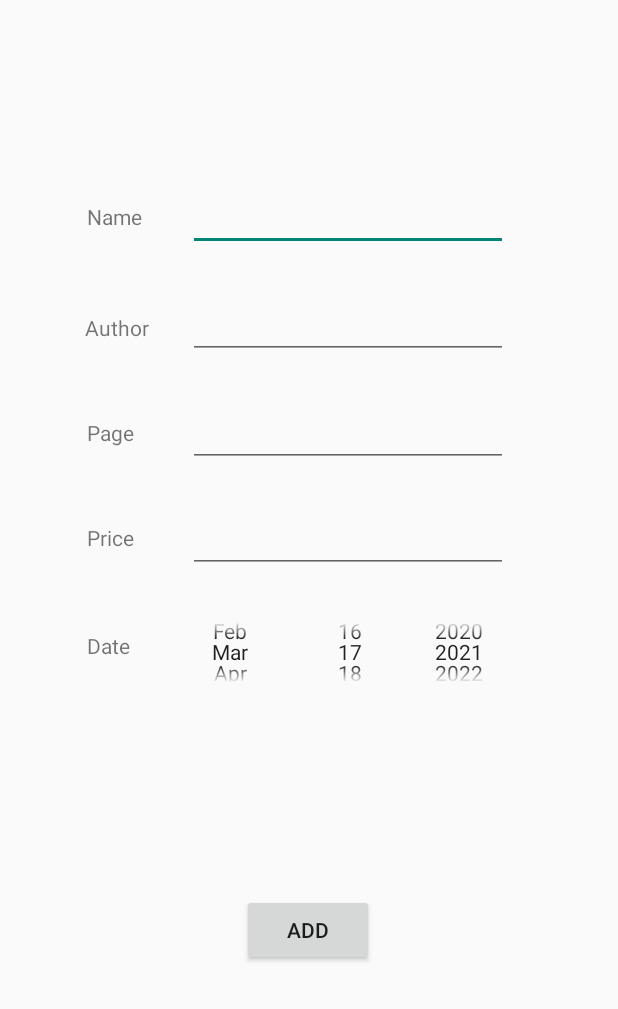
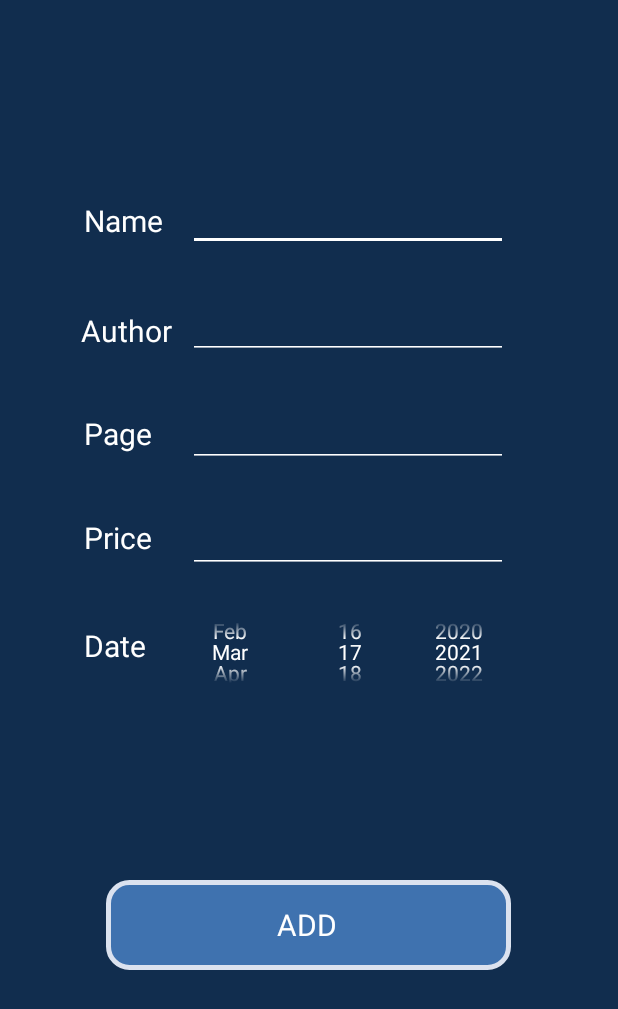
Before and after one commit to ibrahimyilgor/BookList, an Android app: the NewBookActivity screen opened directly, with no data from a screen before it, on a phone screen of 412 x 824 dp. Shown: the top 1009 px of the screen. Run offline under Robolectric (Android 15) with nearby library versions, the phone set to English and light mode, and no system bars; our stand-ins replace Firebase (no records; nobody signed in at launch, a user with empty details on screens opened directly).

Commit message:
new book design

```diff
--- a/app/src/main/java/com/example/book/NewBookActivity.java
+++ b/app/src/main/java/com/example/book/NewBookActivity.java
@@ -8,6 +8,8 @@ import android.view.View;
 import android.widget.Button;
 import android.widget.DatePicker;
 import android.widget.EditText;
+import android.widget.ImageButton;
+import android.widget.TextView;
 import android.widget.Toast;
 
 import com.google.firebase.database.DataSnapshot;
@@ -21,10 +23,11 @@ import java.util.Calendar;
 public class NewBookActivity extends AppCompatActivity {
 
     EditText bookname,bookauthor,bookpage,bookprice;
-    Button add;
+    ImageButton add;
     Book book;
     DatabaseReference reff;
     DatePicker dp;
+    TextView text;
 
     long maxid=0;
     @Override
@@ -38,7 +41,7 @@ public class NewBookActivity extends AppCompatActivity {
         bookprice = findViewById(R.id.bookprice);
         dp = findViewById(R.id.dp2);
         dp.setDescendantFocusability(DatePicker.FOCUS_BLOCK_DESCENDANTS);
-
+        text = findViewById(R.id.textView6);
 
         bookname.setText("");
         bookauthor.setText("");
--- a/app/src/main/res/layout/activity_new_book.xml
+++ b/app/src/main/res/layout/activity_new_book.xml
@@ -4,13 +4,15 @@
     xmlns:tools="http://schemas.android.com/tools"
     android:layout_width="match_parent"
     android:layout_height="match_parent"
+    android:background="#112d4e"
     tools:context=".NewBookActivity">
 
-    <Button
+    <ImageButton
         android:id="@+id/add"
         android:layout_width="wrap_content"
         android:layout_height="wrap_content"
         android:text="ADD"
+        android:background="@drawable/shape"
         app:layout_constraintBottom_toBottomOf="parent"
         app:layout_constraintEnd_toEndOf="parent"
         app:layout_constraintHorizontal_bias="0.498"
@@ -22,6 +24,7 @@
         android:id="@+id/bookname"
         android:layout_width="wrap_content"
         android:layout_height="wrap_content"
+        android:backgroundTint="#FFFFFF"
         android:ems="10"
         android:inputType="textPersonName"
         app:layout_constraintBottom_toBottomOf="parent"
@@ -36,6 +39,8 @@
         android:layout_width="wrap_content"
         android:layout_height="wrap_content"
         android:text="@string/author"
+        android:textSize="20sp"
+        android:textColor="#FFFFFF"
         app:layout_constraintBottom_toBottomOf="parent"
         app:layout_constraintEnd_toEndOf="parent"
         app:layout_constraintHorizontal_bias="0.154"
@@ -48,6 +53,8 @@
         android:layout_width="wrap_content"
         android:layout_height="wrap_content"
         android:text="@string/date"
+        android:textColor="#FFFFFF"
+        android:textSize="20dp"
         app:layout_constraintBottom_toBottomOf="parent"
         app:layout_constraintEnd_toEndOf="parent"
         app:layout_constraintHorizontal_bias="0.151"
@@ -60,6 +67,8 @@
         android:layout_width="wrap_content"
         android:layout_height="wrap_content"
         android:text="@string/page"
+        android:textColor="#FFFFFF"
+        android:textSize="20dp"
         app:layout_constraintBottom_toBottomOf="parent"
         app:layout_constraintEnd_toEndOf="parent"
         app:layout_constraintHorizontal_bias="0.153"
@@ -71,6 +80,7 @@
         android:id="@+id/bookauthor"
         android:layout_width="wrap_content"
         android:layout_height="wrap_content"
+        android:backgroundTint="#FFFFFF"
         android:ems="10"
         android:inputType="textPersonName"
         app:layout_constraintBottom_toBottomOf="parent"
@@ -84,6 +94,7 @@
         android:id="@+id/bookprice"
         android:layout_width="wrap_content"
         android:layout_height="wrap_content"
+        android:backgroundTint="#FFFFFF"
         android:ems="10"
         android:inputType="number"
         app:layout_constraintBottom_toBottomOf="parent"
@@ -98,6 +109,8 @@
         android:layout_width="wrap_content"
         android:layout_height="wrap_content"
         android:text="@string/price"
+        android:textColor="#FFFFFF"
+        android:textSize="20dp"
         app:layout_constraintBottom_toBottomOf="parent"
         app:layout_constraintEnd_toEndOf="parent"
         app:layout_constraintHorizontal_bias="0.153"
@@ -110,6 +123,8 @@
         android:layout_width="wrap_content"
         android:layout_height="wrap_content"
         android:text="@string/name"
+        android:textColor="#FFFFFF"
+        android:textSize="20dp"
         app:layout_constraintBottom_toBottomOf="parent"
         app:layout_constraintEnd_toEndOf="parent"
         app:layout_constraintHorizontal_bias="0.155"
@@ -121,6 +136,7 @@
         android:id="@+id/bookpage"
         android:layout_width="wrap_content"
         android:layout_height="wrap_content"
+        android:backgroundTint="#FFFFFF"
         android:ems="10"
         android:inputType="number"
         app:layout_constraintBottom_toBottomOf="parent"
@@ -141,5 +157,22 @@
         app:layout_constraintHorizontal_bias="0.634"
         app:layout_constraintStart_toStartOf="parent"
         app:layout_constraintTop_toTopOf="parent"
+        android:theme="@style/MyDatePicker"
         app:layout_constraintVertical_bias="0.53" />
+
+    <TextView
+        android:id="@+id/textView6"
+        android:layout_width="269dp"
+        android:layout_height="61dp"
+        android:gravity="center"
+        android:text="ADD"
+        android:textSize="20dp"
+        android:textColor="#FFFFFF"
+        android:translationZ="1dp"
+        app:layout_constraintBottom_toBottomOf="parent"
+        app:layout_constraintEnd_toEndOf="parent"
+        app:layout_constraintHorizontal_bias="0.492"
+        app:layout_constraintStart_toStartOf="parent"
+        app:layout_constraintTop_toTopOf="parent"
+        app:layout_constraintVertical_bias="0.768" />
 </androidx.constraintlayout.widget.ConstraintLayout>
```
